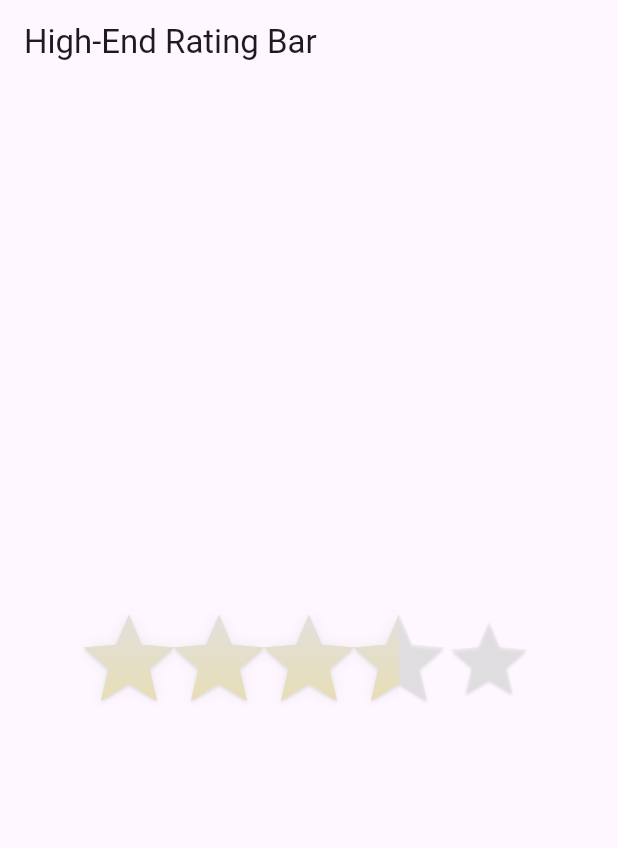
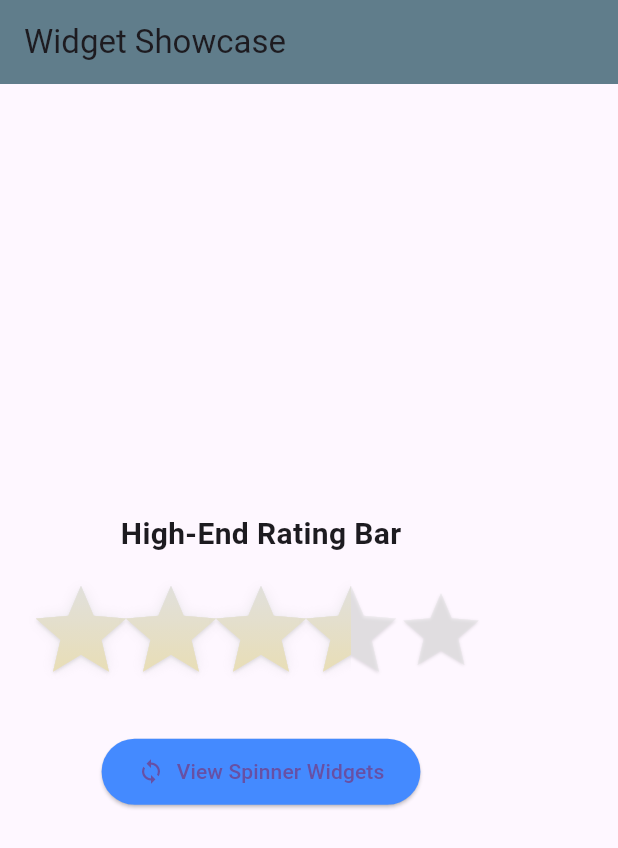
Before and after one commit to AmeyaG07/Widget_Gallery_Flutter, a Flutter app: the screen it shows after launch, on a phone screen of 412 x 824 dp. Shown: the top 848 px of the screen. Run offline on Flutter 3.47's test engine with Material 3 defaults, Android fonts, the phone set to English and light mode, and no system bars; our stand-ins replace flutter_spinkit.

```diff
--- a/lib/main.dart
+++ b/lib/main.dart
@@ -1,7 +1,6 @@
 import 'package:flutter/material.dart';
-
 import 'Raiting_Bar_Widget.dart';
-
+import 'spinner_screen.dart'; // Make sure this file exists in your project
 
 void main() {
   runApp(const MyApp());
@@ -13,14 +12,34 @@ class MyApp extends StatelessWidget {
   @override
   Widget build(BuildContext context) {
     return MaterialApp(
-      title: 'High-End Rating Bar Demo',
+      title: 'Custom Widget Showcase',
       theme: ThemeData.light(),
-      home: Scaffold(
-        appBar: AppBar(title: const Text('High-End Rating Bar')),
-        body: Center(
-          child: Padding(
-            padding: const EdgeInsets.all(16.0),
-            child: HighEndRatingBar(
+      home: const HomeScreen(),
+    );
+  }
+}
+
+class HomeScreen extends StatelessWidget {
+  const HomeScreen({super.key});
+
+  @override
+  Widget build(BuildContext context) {
+    return Scaffold(
+      appBar: AppBar(
+        title: const Text('Widget Showcase'),
+        backgroundColor: Colors.blueGrey,
+      ),
+      body: Padding(
+        padding: const EdgeInsets.all(24.0),
+        child: Column(
+          mainAxisAlignment: MainAxisAlignment.center,
+          children: [
+            const Text(
+              'High-End Rating Bar',
+              style: TextStyle(fontSize: 20, fontWeight: FontWeight.bold),
+            ),
+            const SizedBox(height: 20),
+            HighEndRatingBar(
               initialRating: 3.5,
               starCount: 5,
               onRatingChanged: (rating) {
@@ -29,7 +48,22 @@ class MyApp extends StatelessWidget {
               filledStarColor: Colors.deepOrangeAccent,
               unfilledStarColor: Colors.grey.shade300,
             ),
-          ),
+            const SizedBox(height: 40),
+            ElevatedButton.icon(
+              onPressed: () {
+                Navigator.push(
+                  context,
+                  MaterialPageRoute(builder: (_) => const SpinnerScreen()),
+                );
+              },
+              icon: const Icon(Icons.sync),
+              label: const Text('View Spinner Widgets'),
+              style: ElevatedButton.styleFrom(
+                padding: const EdgeInsets.symmetric(horizontal: 24, vertical: 12),
+                backgroundColor: Colors.blueAccent,
+              ),
+            ),
+          ],
         ),
       ),
     );
```
Also changed, not shown: lib/spinner_screen.dart (added, +85 -0 lines).
